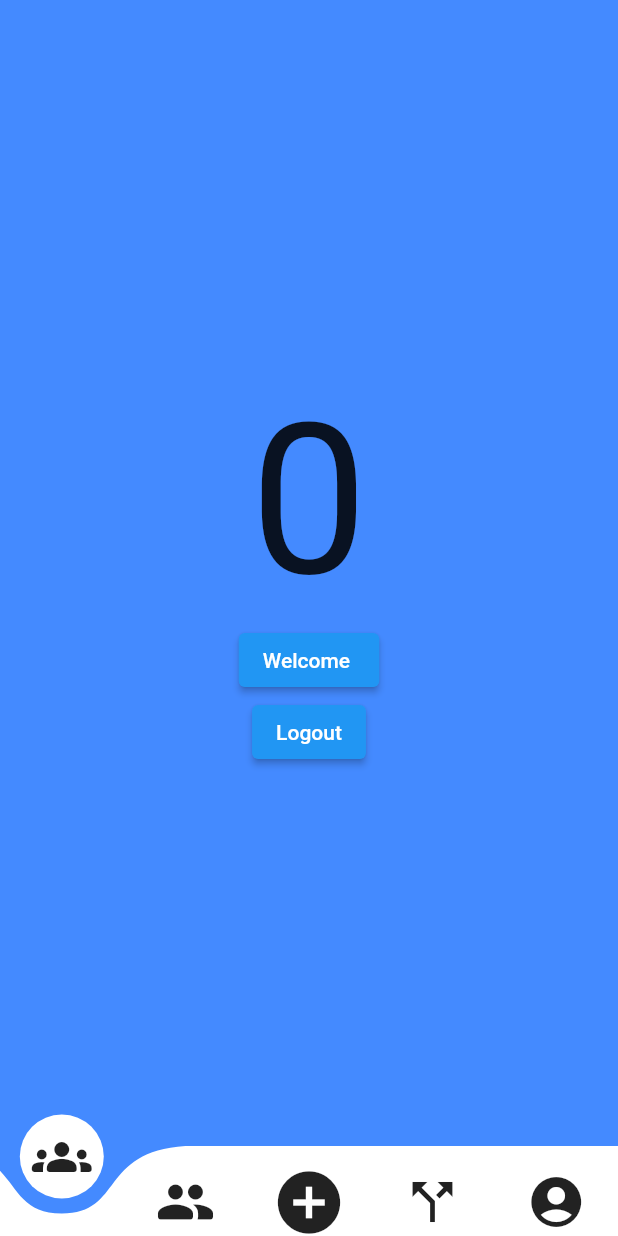
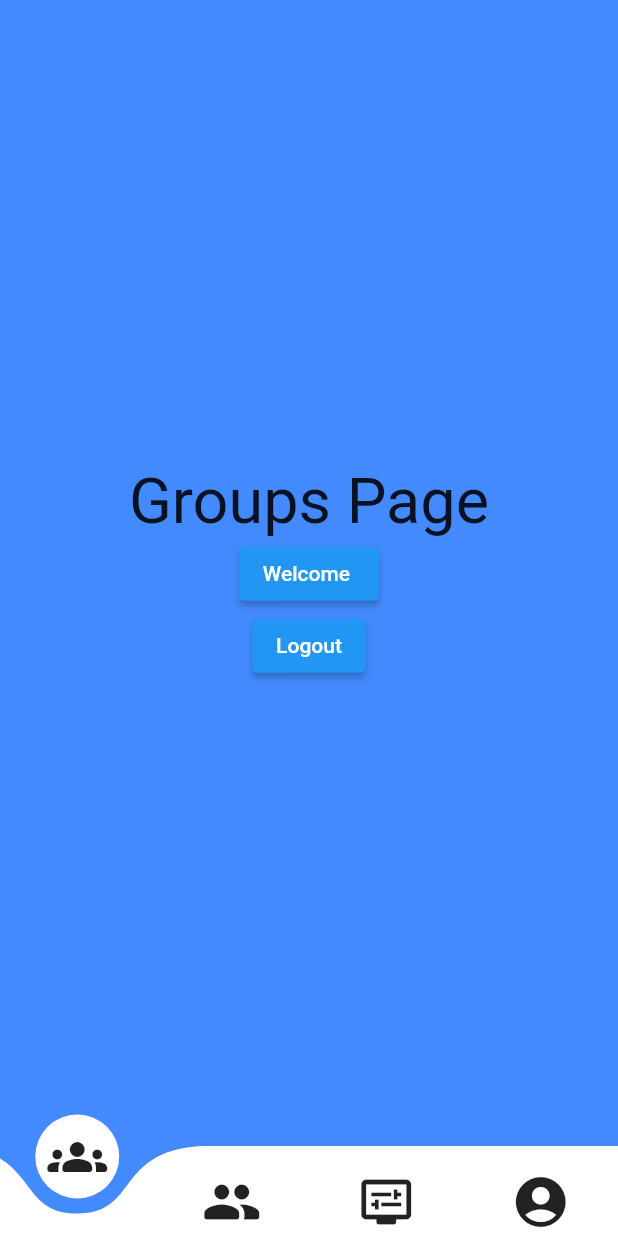
Before and after one commit to admirerr/SplitKaro, a Flutter app: the BottomNavBar screen opened directly, on a phone screen of 412 x 824 dp. Run offline on Flutter 3.47's test engine with Material 2 defaults, Android fonts, the phone set to English and light mode, and no system bars; drawn by our look-alikes of curved_navigation_bar; our stand-ins replace cloud_firestore, firebase_auth, firebase_core, fluttertoast, intl_phone_field; accounts and stored records are empty.

Commit message:
Implemented NavBar icon page switching

```diff
--- a/lib/DashBoard.dart
+++ b/lib/DashBoard.dart
@@ -3,6 +3,10 @@ import 'package:firebase_auth/firebase_auth.dart';
 import 'package:flutter/material.dart';
 import 'package:curved_navigation_bar/curved_navigation_bar.dart';
 import 'package:split_karo/login.dart';
+import 'package:split_karo/nav_pages/account.dart';
+import 'package:split_karo/nav_pages/activity.dart';
+import 'package:split_karo/nav_pages/friends.dart';
+import 'package:split_karo/nav_pages/groups.dart';
 
 import 'model/user_model.dart';
 
@@ -14,6 +18,10 @@ class BottomNavBar extends StatefulWidget {
 }
 
 class _BottomNavBarState extends State<BottomNavBar> {
+
+
+
+
 
 
   User? user = FirebaseAuth.instance.currentUser;
@@ -38,18 +46,38 @@ class _BottomNavBarState extends State<BottomNavBar> {
   int _page = 0;
   GlobalKey<CurvedNavigationBarState> _bottomNavigationKey = GlobalKey();
 
+
+
+  //Screen switching
+
+  final screens = [
+    groupsPage(),
+    friendsPage(),
+    activityPage(),
+    accountPage(),
+  ];
+
+
+
   @override
   Widget build(BuildContext context) {
     return Scaffold(
+
+
+
         bottomNavigationBar: CurvedNavigationBar(
           key: _bottomNavigationKey,
           index: 0,
           height: 60.0,
+
+
+
+
+
           items: <Widget>[
             Icon(Icons.groups_rounded, size: 40),
             Icon(Icons.group_rounded, size: 40),
-            Icon(Icons.add_circle_sharp, size: 50),
-            Icon(Icons.call_split, size: 40),
+            Icon(Icons.display_settings_rounded , size: 40),
             Icon(Icons.account_circle_rounded, size: 40),
           ],
           color: Colors.white,
@@ -64,51 +92,55 @@ class _BottomNavBarState extends State<BottomNavBar> {
           },
           letIndexChange: (index) => true,
         ),
-        body: Container(
-          color: Colors.blueAccent,
-          child: Center(
-            child: Column(
-              mainAxisAlignment: MainAxisAlignment.center,
-              children: <Widget>[
-                Text(_page.toString(), textScaleFactor: 10.0),
-                ElevatedButton(
-                  child: Text('Welcome ${loggedInUser.name}'),
-                  onPressed: () {
 
-                    // final CurvedNavigationBarState? navBarState =
-                    //     _bottomNavigationKey.currentState;
-                    // navBarState?.setPage(1);
+      body: screens[_page],
 
-
-                  },
-                ),
-
-
-
-                //Text(_page.toString(), textScaleFactor: 10.0),
-                ElevatedButton(
-                  child: Text('Logout'),
-                  onPressed: () {
-
-                    logout(context);
-
-
-                  },
-                )
-
-
-              ],
-
-
-
-
-
-
-
-
-            ),
-          ),
-        ));
+        // body: Container(
+        //   color: Colors.blueAccent,
+        //   child: Center(
+        //     child: Column(
+        //       mainAxisAlignment: MainAxisAlignment.center,
+        //       children: <Widget>[
+        //         Text(_page.toString(), textScaleFactor: 10.0),
+        //         ElevatedButton(
+        //           child: Text('Welcome ${loggedInUser.name}'),
+        //           onPressed: () {
+        //
+        //             // final CurvedNavigationBarState? navBarState =
+        //             //     _bottomNavigationKey.currentState;
+        //             // navBarState?.setPage(1);
+        //
+        //
+        //           },
+        //         ),
+        //
+        //
+        //
+        //         //Text(_page.toString(), textScaleFactor: 10.0),
+        //         ElevatedButton(
+        //           child: Text('Logout'),
+        //           onPressed: () {
+        //
+        //             logout(context);
+        //
+        //
+        //           },
+        //         )
+        //
+        //
+        //       ],
+        //
+        //
+        //
+        //
+        //
+        //
+        //
+        //
+        //     ),
+        //   ),
+        // )
+    );
   }
 
   // the logout function
--- /dev/null
+++ b/lib/nav_pages/groups.dart
@@ -0,0 +1,118 @@
+import 'package:cloud_firestore/cloud_firestore.dart';
+import 'package:firebase_auth/firebase_auth.dart';
+import 'package:flutter/material.dart';
+
+import '../login.dart';
+import '../model/user_model.dart';
+
+class groupsPage extends StatefulWidget {
+  const groupsPage({Key? key}) : super(key: key);
+
+  @override
+  State<groupsPage> createState() => _groupsPageState();
+}
+
+class _groupsPageState extends State<groupsPage> {
+
+
+
+
+
+  User? user = FirebaseAuth.instance.currentUser;
+  UserModel loggedInUser = UserModel();
+
+  @override
+  void initState() {
+    super.initState();
+    FirebaseFirestore.instance
+        .collection("users")
+        .doc(user!.uid)
+        .get()
+        .then((value) {
+      this.loggedInUser = UserModel.fromMap(value.data());
+      setState(() {});
+    });
+  }
+
+
+
+
+  @override
+  Widget build(BuildContext context) {
+    return Scaffold(
+      backgroundColor:  Color.fromARGB(255, 227, 227, 227),
+
+
+
+      // body: Padding(
+      //   padding: const EdgeInsets.only(bottom: 25),
+      //   child: Align(
+      //     alignment: Alignment.bottomCenter,
+      //     child: Text('Groups Page', style: TextStyle(fontSize: 30)),
+      //   ),
+      // ),
+
+
+      body: Container(
+        color: Colors.blueAccent,
+        child: Center(
+          child: Column(
+            mainAxisAlignment: MainAxisAlignment.center,
+            children: <Widget>[
+              Text("Groups Page", textScaleFactor: 3.0),
+              ElevatedButton(
+                child: Text('Welcome ${loggedInUser.name}'),
+                onPressed: () {
+
+                  // final CurvedNavigationBarState? navBarState =
+                  //     _bottomNavigationKey.currentState;
+                  // navBarState?.setPage(1);
+
+
+                },
+              ),
+
+
+
+              //Text(_page.toString(), textScaleFactor: 10.0),
+              ElevatedButton(
+                child: Text('Logout'),
+                onPressed: () {
+
+                  logout(context);
+
+
+                },
+              )
+
+
+            ],
+
+
+
+
+
+
+
+
+          ),
+        ),
+      )
+
+
+
+
+    );
+  }
+
+
+
+  // the logout function
+  Future<void> logout(BuildContext context) async {
+    await FirebaseAuth.instance.signOut();
+    Navigator.of(context).pushReplacement(
+        MaterialPageRoute(builder: (context) => MyLogin()));
+  }
+
+
+}
```
Also changed, not shown: lib/nav_pages/account.dart (added, +115 -0 lines), lib/nav_pages/activity.dart (added, +116 -0 lines), lib/nav_pages/friends.dart (added, +116 -0 lines).
